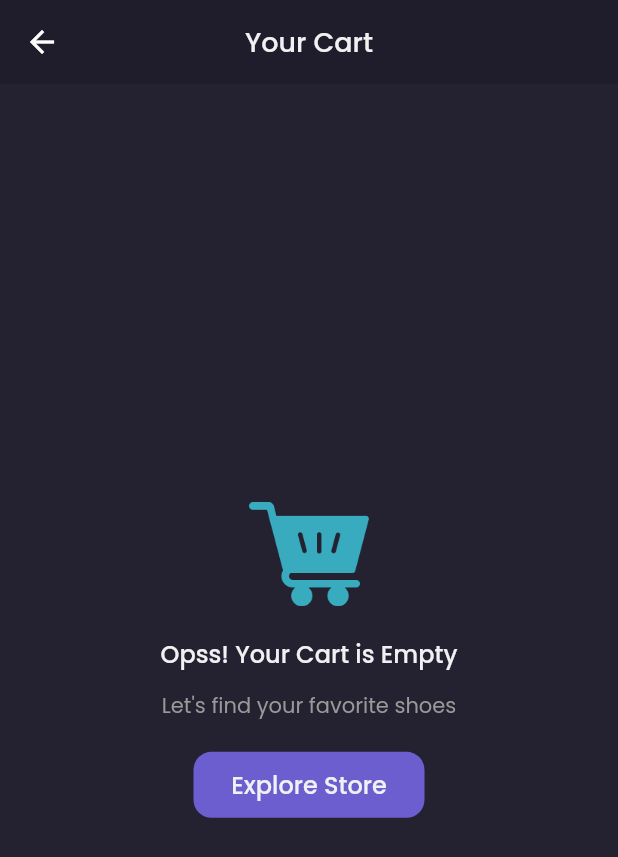
After one commit to kevinrisqi/flutter-shamo, a Flutter app: the CartPage screen opened by its route, on a phone screen of 412 x 824 dp. The commit adds this screen. Shown: the top 857 px of the screen. Run offline on Flutter 3.47's test engine with Material 2 defaults, Android fonts, the phone set to English and light mode, and no system bars; our stand-ins replace carousel_slider, google_fonts; missing offline and left inert: dart:ffi.

Commit message:
Create Empty Cart Page

```diff
--- a/lib/main.dart
+++ b/lib/main.dart
@@ -1,4 +1,5 @@
 import 'package:flutter/material.dart';
+import 'package:shamo_flutter/pages/cart_page.dart';
 import 'package:shamo_flutter/pages/detail_chat_page.dart';
 import 'package:shamo_flutter/pages/edit_profile_page.dart';
 import 'package:shamo_flutter/pages/home/main_page.dart';
@@ -26,6 +27,7 @@ class MyApp extends StatelessWidget {
         '/detail-chat': (context) => DetailChatPage(),
         '/edit-profile': (context) => EditProfilePage(),
         '/product': (context) => ProductPage(),
+        '/cart':(context) => CartPage(),
       },
     );
   }
--- /dev/null
+++ b/lib/pages/cart_page.dart
@@ -0,0 +1,79 @@
+import 'package:flutter/material.dart';
+import 'package:shamo_flutter/theme.dart';
+
+class CartPage extends StatelessWidget {
+  const CartPage({Key? key}) : super(key: key);
+
+  @override
+  Widget build(BuildContext context) {
+    return Scaffold(
+      appBar: AppBar(
+        backgroundColor: bgColor1,
+        centerTitle: true,
+        title: Text(
+          'Your Cart',
+          style: primaryTextStyle.copyWith(
+            fontSize: 18,
+            fontWeight: medium,
+          ),
+        ),
+        elevation: 0,
+      ),
+      body: Container(
+        width: double.infinity,
+        color: bgColor3,
+        child: Column(
+          mainAxisAlignment: MainAxisAlignment.center,
+          children: [
+            Image.asset(
+              'assets/image_cart.png',
+              width: 80,
+            ),
+            SizedBox(
+              height: 20,
+            ),
+            Text(
+              'Opss! Your Cart is Empty',
+              style: primaryTextStyle.copyWith(
+                fontSize: 16,
+                fontWeight: medium,
+              ),
+            ),
+            SizedBox(
+              height: 12,
+            ),
+            Text(
+              'Let\'s find your favorite shoes',
+              style: secondaryTextStyle,
+            ),
+            SizedBox(
+              height: 20,
+            ),
+            Container(
+              width: 154,
+              height: 44,
+              child: TextButton(
+                onPressed: () {
+                  Navigator.pop(context);
+                },
+                style: TextButton.styleFrom(
+                  backgroundColor: primaryColor,
+                  shape: RoundedRectangleBorder(
+                    borderRadius: BorderRadius.circular(12),
+                  ),
+                ),
+                child: Text(
+                  'Explore Store',
+                  style: primaryTextStyle.copyWith(
+                    fontSize: 16,
+                    fontWeight: medium,
+                  ),
+                ),
+              ),
+            ),
+          ],
+        ),
+      ),
+    );
+  }
+}
--- a/lib/pages/home/main_page.dart
+++ b/lib/pages/home/main_page.dart
@@ -19,9 +19,14 @@ class _MainPageState extends State<MainPage> {
     return FloatingActionButton(
       onPressed: () {},
       backgroundColor: secondaryColor,
-      child: Image.asset(
-        'assets/icon_cart.png',
-        width: 20,
+      child: GestureDetector(
+        onTap: () {
+          Navigator.pushNamed(context, '/cart');
+        },
+        child: Image.asset(
+          'assets/icon_cart.png',
+          width: 20,
+        ),
       ),
     );
   }
```
Also changed, not shown: assets/image_cart.png (added).
